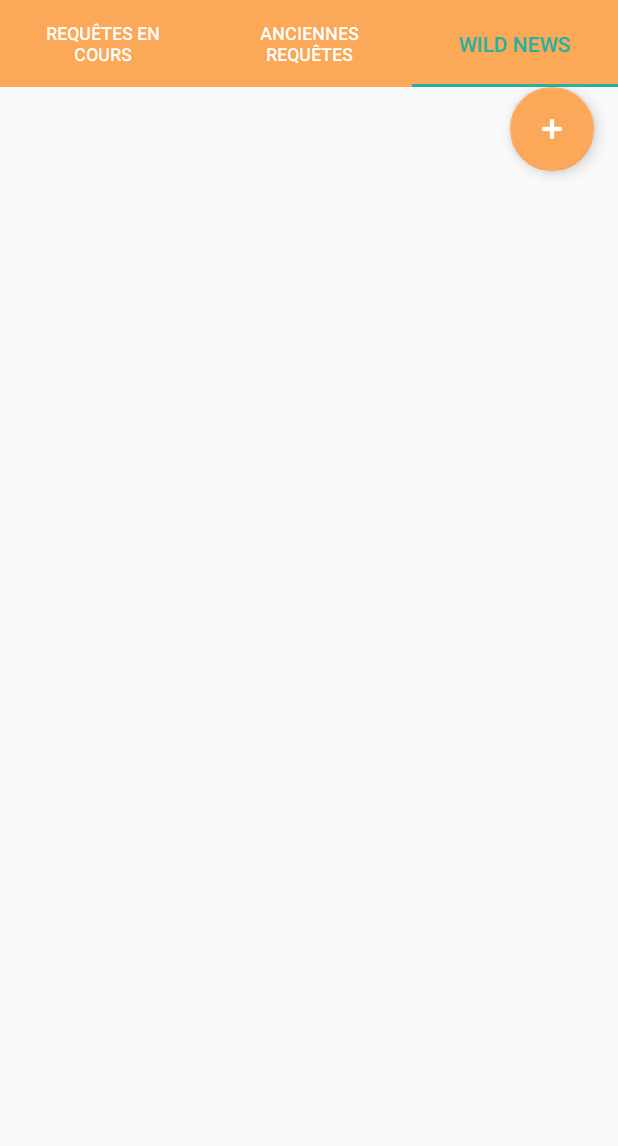
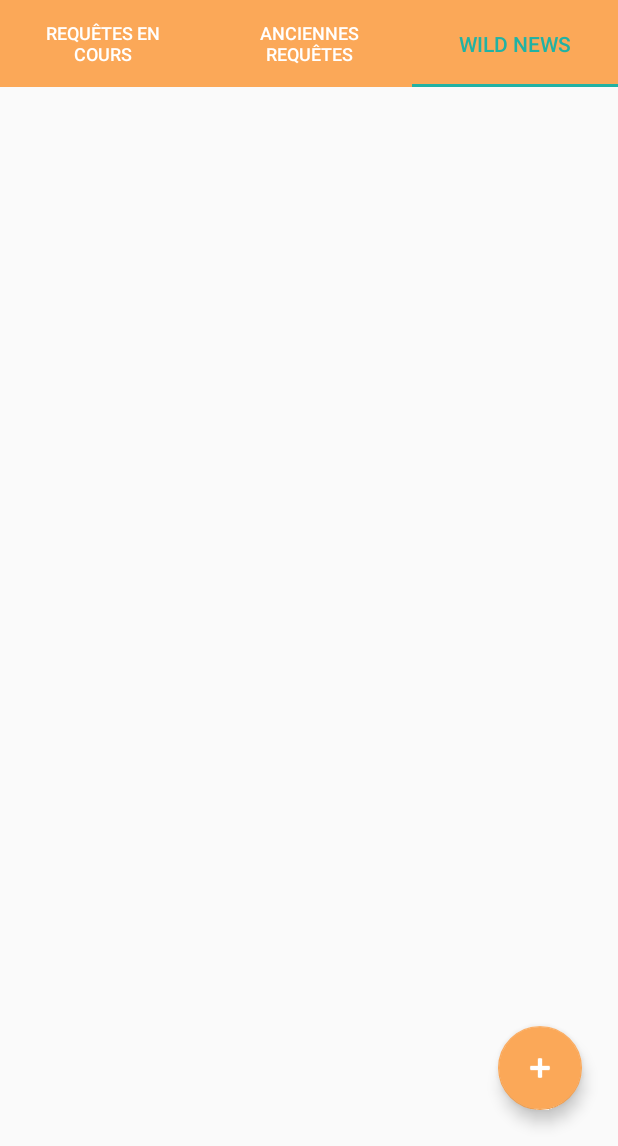
Before and after one commit to NicoHoareau/appli_wcs_projet, an Android app: the screen it shows after launch once a user with an empty profile is signed in (MenuActivity), tab 3 chosen, on a phone screen of 412 x 824 dp, the part 90-1236 px from its top. Run offline under Robolectric (Android 15) with nearby library versions, the phone set to English and light mode, and no system bars; our stand-ins replace Firebase (no records; nobody signed in at launch, a user with empty details on screens opened directly); pictures from the network do not load.

Commit message:
correct1

```diff
--- a/app/src/main/res/layout/fragment_actuality.xml
+++ b/app/src/main/res/layout/fragment_actuality.xml
@@ -8,27 +8,26 @@
     <!-- TODO: Update blank fragment layout -->
     <android.support.constraint.ConstraintLayout
         android:layout_width="match_parent"
-        android:layout_height="wrap_content">
+        android:layout_height="match_parent">
 
         <ListView
             android:id="@+id/list_actuality"
             android:layout_width="match_parent"
-            android:layout_height="wrap_content"
-            android:layout_marginBottom="8dp"
+            android:layout_height="0dp"
+            android:layout_marginBottom="32dp"
             app:layout_constraintBottom_toBottomOf="parent"
             app:layout_constraintEnd_toEndOf="parent"
-            app:layout_constraintHorizontal_bias="1.0"
+            app:layout_constraintHorizontal_bias="0.5"
             app:layout_constraintStart_toStartOf="parent"
-            app:layout_constraintTop_toTopOf="parent"
-            app:layout_constraintVertical_bias="0.0" />
+            app:layout_constraintTop_toTopOf="parent" />
 
         <android.support.design.widget.FloatingActionButton
             android:id="@+id/btn_float_actuality"
             android:layout_width="wrap_content"
             android:layout_height="wrap_content"
-            android:layout_marginBottom="16dp"
-            android:layout_marginEnd="16dp"
-            android:layout_marginRight="16dp"
+            android:layout_marginBottom="24dp"
+            android:layout_marginEnd="24dp"
+            android:layout_marginRight="24dp"
             android:src="@android:drawable/ic_input_add"
             android:tint="@android:color/white"
             app:backgroundTint="@color/wcsColor"
--- a/app/src/main/res/layout/item_fragment_actuality.xml
+++ b/app/src/main/res/layout/item_fragment_actuality.xml
@@ -9,7 +9,7 @@
         android:id="@+id/iv_photo_added"
         android:layout_width="230dp"
         android:layout_height="230dp"
-        android:layout_marginTop="8dp"
+        android:layout_marginTop="16dp"
         android:scaleType="fitXY"
         app:layout_constraintEnd_toEndOf="parent"
         app:layout_constraintStart_toStartOf="parent"
```
